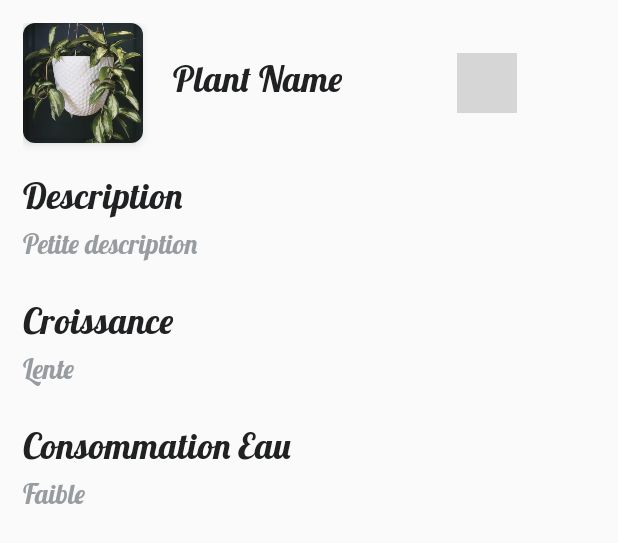
After one commit to PSock7/Master-Project, an Android app built with Jetpack Compose: the layout popup_plants_details.xml on its own in the app's theme, with its tools: preview values and no code run, on a phone screen of 412 x 824 dp. The commit adds this screen. Shown: the top 543 px of the screen. Run offline under Robolectric (Android 15) with nearby library versions, the phone set to English and light mode, and no system bars; Roboto replaces fonts that are not available here; grey boxes are pictures that could not be loaded.

Commit message:
pop up plant

```diff
--- a/Masterapp/app/src/main/AndroidManifest.xml
+++ b/Masterapp/app/src/main/AndroidManifest.xml
@@ -17,8 +17,16 @@
         tools:targetApi="31">
         <activity
             android:name=".HomeActivity"
-            android:exported="false"
-            android:theme="@style/Theme.AppCompat.Light.NoActionBar"/>
+            android:exported="true"
+            android:theme="@style/Theme.AppCompat.Light.NoActionBar">
+            <intent-filter>
+
+                <action android:name="android.intent.action.MAIN" />
+
+                <category android:name="android.intent.category.LAUNCHER" />
+
+            </intent-filter>
+        </activity>
 
         <activity
             android:name=".RegistrationActivity"
@@ -30,16 +38,9 @@
             android:exported="false" />
         <activity
             android:name=".WelcomeActivity"
-            android:exported="true"
-            android:theme="@style/Theme.AppCompat.Light.NoActionBar">
-            <intent-filter>
-
-                <action android:name="android.intent.action.MAIN" />
-
-                <category android:name="android.intent.category.LAUNCHER" />
-
-            </intent-filter>
-        </activity>
+            android:exported="false"
+            android:theme="@style/Theme.AppCompat.Light.NoActionBar"
+        />
         <meta-data
             android:name="preloaded_fonts"
             android:resource="@array/preloaded_fonts" />
--- /dev/null
+++ b/Masterapp/app/src/main/java/com/project/masterapp/PlantPopup.kt
@@ -0,0 +1,41 @@
+package com.project.masterapp
+
+import android.app.Dialog
+import android.net.Uri
+import android.os.Bundle
+import android.view.Window
+import android.widget.ImageView
+import android.widget.TextView
+import com.bumptech.glide.Glide
+import com.project.masterapp.adapter.PlantAdapter
+
+class PlantPopup(private val adapter : PlantAdapter, private val currentPlant : PlantModel) : Dialog(adapter.context)
+{
+    override fun onCreate(savedInstanceState: Bundle?) {
+        super.onCreate(savedInstanceState)
+        requestWindowFeature(Window.FEATURE_NO_TITLE)
+        setContentView(R.layout.popup_plants_details)
+        setupComponent()
+        setupCloseButton()
+    }
+
+    private fun setupCloseButton() {
+        findViewById<ImageView>(R.id.close_button).setOnClickListener {
+            //fermer la fenêtre
+            dismiss()
+        }
+    }
+
+    private fun setupComponent() {
+        // actualiser l'image de la plante
+        val plantImage = findViewById<ImageView>(R.id.image_item)
+        Glide.with(adapter.context).load(Uri.parse(currentPlant.imageUrl)).into(plantImage)
+
+        // actualiser le nom de la plante
+        findViewById<TextView>(R.id.popup_plant_name).text = currentPlant.name
+
+        //actualiser la description de la plante
+        findViewById<TextView>(R.id.popup_plant_description_subtitle).text = currentPlant.description
+
+    }
+}
--- a/Masterapp/app/src/main/java/com/project/masterapp/adapter/PlantAdapter.kt
+++ b/Masterapp/app/src/main/java/com/project/masterapp/adapter/PlantAdapter.kt
@@ -10,10 +10,10 @@ import androidx.recyclerview.widget.RecyclerView
 import com.bumptech.glide.Glide
 import com.project.masterapp.HomeActivity
 import com.project.masterapp.PlantModel
+import com.project.masterapp.PlantPopup
 import com.project.masterapp.R
-import org.w3c.dom.Text
 
-class PlantAdapter(private val context:HomeActivity, private val planList: List<PlantModel>, private val layoutId : Int) : RecyclerView.Adapter<PlantAdapter.ViewHolder>() {
+class PlantAdapter(val context: HomeActivity, private val planList: List<PlantModel>, private val layoutId: Int) : RecyclerView.Adapter<PlantAdapter.ViewHolder>() {
 
     // boite pour ranger tout les composants à contrôler
 
@@ -44,5 +44,13 @@ class PlantAdapter(private val context:HomeActivity, private val planList: List<
 
         //mettre à jour la description de la plante
         holder.plantDescription?.text = currentPlant.description
+
+        // interaction lors du clic sur une plante
+        holder.itemView.setOnClickListener {
+            //afficher la popup
+            PlantPopup(this, currentPlant).show()
+        }
     }
+
+
 }
--- /dev/null
+++ b/Masterapp/app/src/main/res/layout/fragment_collection.xml
@@ -0,0 +1,15 @@
+<?xml version="1.0" encoding="utf-8"?>
+<LinearLayout xmlns:android="http://schemas.android.com/apk/res/android"
+    android:orientation="vertical"
+    android:layout_width="match_parent"
+    android:layout_height="match_parent">
+
+    <androidx.recyclerview.widget.RecyclerView
+        android:id="@+id/collection_recycler_list"
+        android:layout_width="match_parent"
+        android:layout_height="match_parent"
+        android:layout_marginLeft="@dimen/default_margin"/>
+
+
+
+</LinearLayout>
--- /dev/null
+++ b/Masterapp/app/src/main/res/layout/popup_plants_details.xml
@@ -0,0 +1,104 @@
+<?xml version="1.0" encoding="utf-8"?>
+ <androidx.constraintlayout.widget.ConstraintLayout xmlns:android="http://schemas.android.com/apk/res/android"
+     xmlns:tools="http://schemas.android.com/tools"
+     android:layout_width="360dp"
+    android:layout_height="380dp"
+    android:padding="15dp"
+    xmlns:app="http://schemas.android.com/apk/res-auto">
+
+    <androidx.cardview.widget.CardView
+        android:id="@+id/cardView2"
+        android:layout_width="80dp"
+        android:layout_height="80dp"
+        app:cardCornerRadius="8dp"
+        app:cardElevation="4dp"
+        app:layout_constraintStart_toStartOf="parent"
+        app:layout_constraintTop_toTopOf="parent">
+
+        <ImageView
+            android:id="@+id/image_item"
+            android:layout_width="match_parent"
+            android:layout_height="match_parent"
+            android:scaleType="centerCrop"
+            android:src="@drawable/trending1" />
+
+    </androidx.cardview.widget.CardView>
+
+    <TextView
+        android:id="@+id/popup_plant_name"
+        android:layout_width="wrap_content"
+        android:layout_height="wrap_content"
+        android:text="@string/popup_plant_name"
+        app:layout_constraintBottom_toBottomOf="@+id/cardView2"
+        app:layout_constraintStart_toEndOf="@+id/cardView2"
+        app:layout_constraintTop_toTopOf="@+id/cardView2"
+        style="@style/TitleTextStyle"
+        android:layout_marginLeft="@dimen/default_margin"/>
+
+    <ImageView
+        android:id="@+id/close_button"
+        android:layout_width="40dp"
+        android:layout_height="40dp"
+        android:src="@drawable/ic_close"
+        app:layout_constraintBottom_toBottomOf="@+id/cardView2"
+        app:layout_constraintEnd_toEndOf="parent"
+        app:layout_constraintTop_toTopOf="@+id/cardView2" />
+
+    <TextView
+        android:id="@+id/popup_plant_description_title"
+        android:layout_width="wrap_content"
+        android:layout_height="wrap_content"
+        android:text="@string/popup_plant_description_title"
+        app:layout_constraintStart_toStartOf="@+id/cardView2"
+        app:layout_constraintTop_toBottomOf="@+id/cardView2"
+        android:layout_marginTop="@dimen/default_margin"
+        style="@style/TitleTextStyle"/>
+
+    <TextView
+        android:id="@+id/popup_plant_description_subtitle"
+        style="@style/DefaultTextStyle"
+        android:layout_width="wrap_content"
+        android:layout_height="wrap_content"
+        android:text="@string/popup_plant_description_subtitle"
+        app:layout_constraintStart_toStartOf="@+id/popup_plant_description_title"
+        app:layout_constraintTop_toBottomOf="@+id/popup_plant_description_title" />
+
+    <TextView
+        android:id="@+id/popup_plant_grow_title"
+        style="@style/TitleTextStyle"
+        android:layout_width="wrap_content"
+        android:layout_height="wrap_content"
+        android:text="@string/popup_plant_grow_title"
+        android:layout_marginTop="@dimen/default_margin"
+        app:layout_constraintStart_toStartOf="@+id/popup_plant_description_subtitle"
+        app:layout_constraintTop_toBottomOf="@+id/popup_plant_description_subtitle" />
+
+    <TextView
+        android:id="@+id/popup_plant_grow_subtitle"
+        style="@style/DefaultTextStyle"
+        android:layout_width="wrap_content"
+        android:layout_height="wrap_content"
+        android:text="@string/popup_plant_grow_subtitle"
+        app:layout_constraintStart_toStartOf="@+id/popup_plant_grow_title"
+        app:layout_constraintTop_toBottomOf="@+id/popup_plant_grow_title" />
+
+    <TextView
+        android:id="@+id/popup_plant_water_title"
+        style="@style/TitleTextStyle"
+        android:layout_marginTop="@dimen/default_margin"
+        android:layout_width="wrap_content"
+        android:layout_height="wrap_content"
+        android:text="@string/popup_plant_water_title"
+        app:layout_constraintStart_toStartOf="@+id/popup_plant_grow_subtitle"
+        app:layout_constraintTop_toBottomOf="@+id/popup_plant_grow_subtitle" />
+
+    <TextView
+        android:id="@+id/popup_plant_water_subtitle"
+        style="@style/DefaultTextStyle"
+        android:layout_width="wrap_content"
+        android:layout_height="wrap_content"
+        android:text="@string/popup_plant_water_subtitle"
+        app:layout_constraintStart_toStartOf="@+id/popup_plant_water_title"
+        app:layout_constraintTop_toBottomOf="@+id/popup_plant_water_title" />
+
+</androidx.constraintlayout.widget.ConstraintLayout>
```
